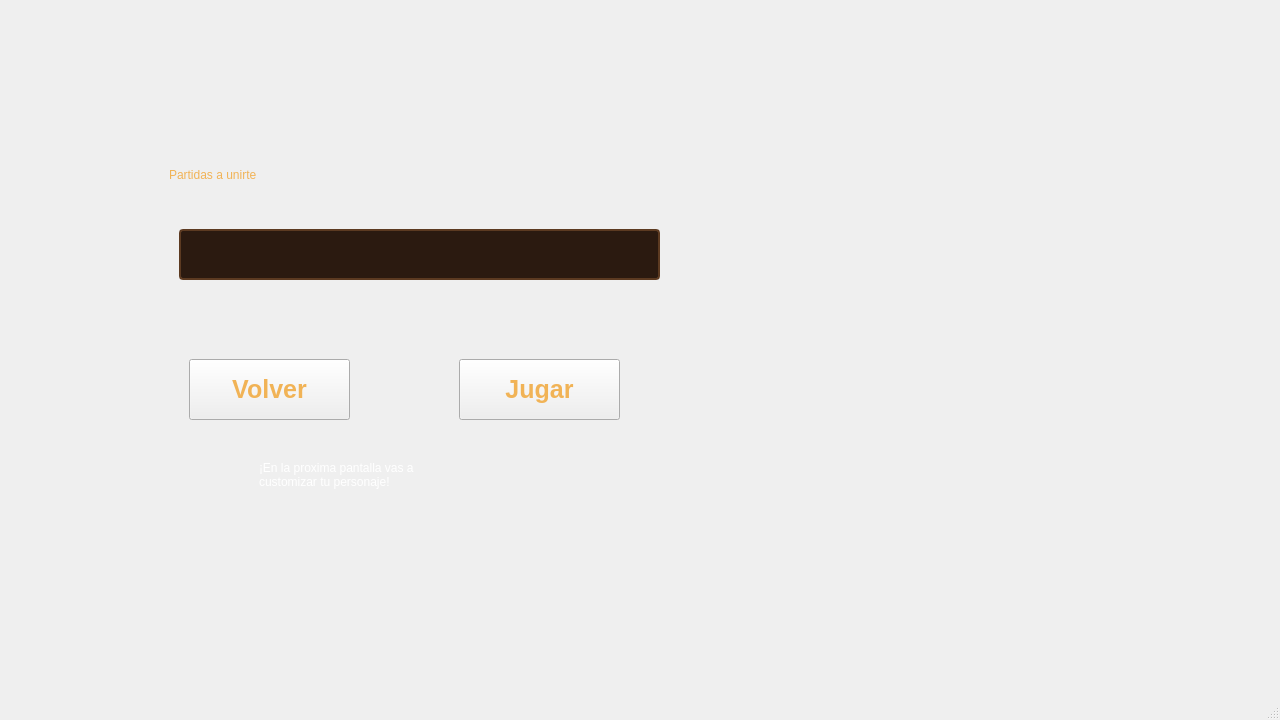
First picture: the form in client/Pantallas/pantalla.ui, repository Nahuelfranco12/TP-TALLER-DE-PROGRAMACION-G9-2C26, before the edit.
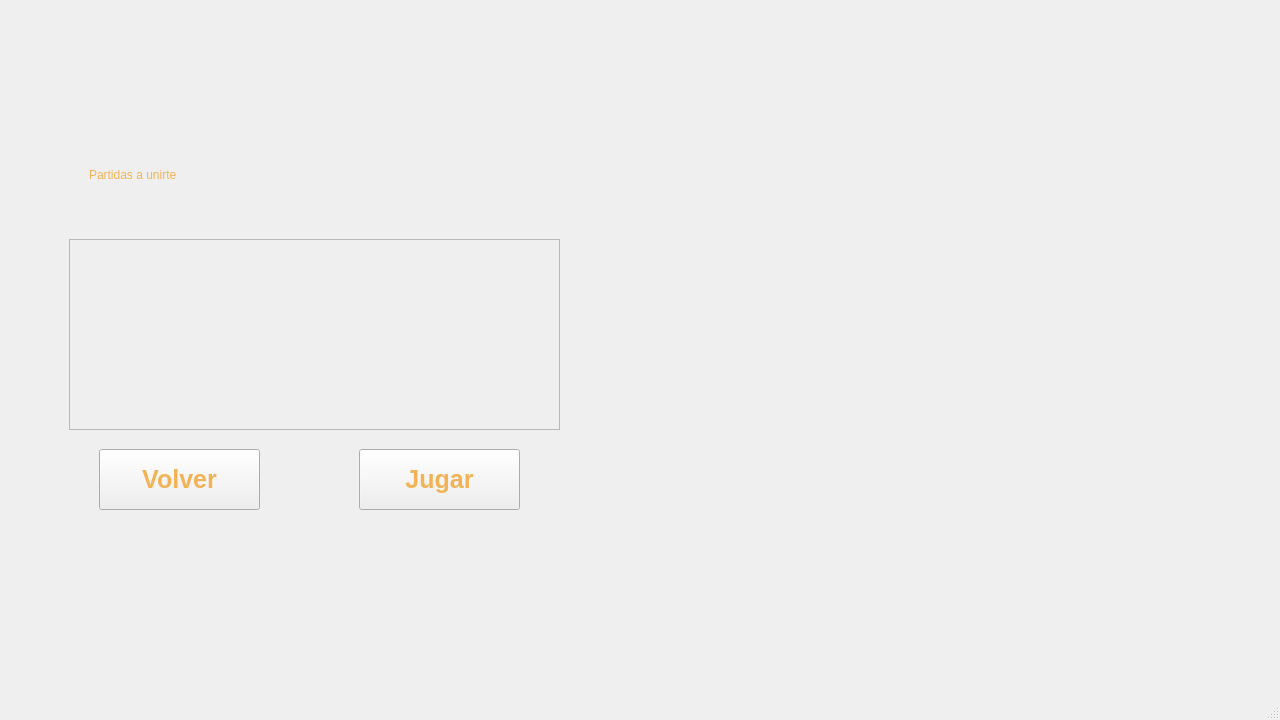
Second picture: the form after the edit. The open tabs and pages were chosen to show the change. Icons and pictures are not drawn.

Commit message: termino pantalla de retomar partida y agrego datos mockeados

The edit to the form file:
```diff
--- a/client/Pantallas/pantalla.ui
+++ b/client/Pantallas/pantalla.ui
@@ -14,8 +14,8 @@
    <string>Pantalla</string>
   </property>
   <widget class="QWidget" name="centralwidget">
-   <layout class="QGridLayout" name="gridLayout">
-    <item row="0" column="0">
+   <layout class="QVBoxLayout" name="verticalLayout">
+    <item>
      <widget class="QStackedWidget" name="stackedWidget">
       <widget class="QWidget" name="pageMenuPrincipal">
        <property name="styleSheet">
@@ -137,7 +137,7 @@
        <widget class="QLabel" name="cartelUP_2">
         <property name="geometry">
          <rect>
-          <x>40</x>
+          <x>-60</x>
           <y>20</y>
           <width>751</width>
           <height>561</height>
@@ -155,7 +155,7 @@
        <widget class="QLabel" name="codigoPartidaUnirse_2">
         <property name="geometry">
          <rect>
-          <x>160</x>
+          <x>80</x>
           <y>110</y>
           <width>531</width>
           <height>111</height>
@@ -169,57 +169,11 @@
          <string>Partidas a unirte</string>
         </property>
        </widget>
-       <widget class="QLineEdit" name="campoCodigoPartida_2">
-        <property name="geometry">
-         <rect>
-          <x>170</x>
-          <y>220</y>
-          <width>481</width>
-          <height>51</height>
-         </rect>
-        </property>
-        <property name="styleSheet">
-         <string notr="true">QLineEdit, QComboBox {
-    background-color: #2b1a10; 
-    color: #f1b356; 
-    border: 2px solid #5c3a21; 
-    border-radius: 4px; 
-    padding: 2px 5px;
-    font-family: &quot;Stardew Valley&quot;;
-    font-size: 20px;
-}
-
-QLineEdit:focus, QComboBox:focus {
-    border: 2px solid #f1b356; 
-}</string>
-        </property>
-        <property name="text">
-         <string/>
-        </property>
-       </widget>
-       <widget class="QLabel" name="textoCustomizarUnirse_2">
-        <property name="geometry">
-         <rect>
-          <x>250</x>
-          <y>430</y>
-          <width>551</width>
-          <height>71</height>
-         </rect>
-        </property>
-        <property name="styleSheet">
-         <string notr="true">font: 20pt &quot;Stardew Valley&quot;;
-color: white; </string>
-        </property>
-        <property name="text">
-         <string>¡En la proxima pantalla vas a 
-customizar tu personaje!</string>
-        </property>
-       </widget>
        <widget class="QPushButton" name="botJugarRP">
         <property name="geometry">
          <rect>
-          <x>450</x>
-          <y>350</y>
+          <x>350</x>
+          <y>440</y>
           <width>161</width>
           <height>61</height>
          </rect>
@@ -244,8 +198,8 @@
        <widget class="QPushButton" name="botVolverRT">
         <property name="geometry">
          <rect>
-          <x>180</x>
-          <y>350</y>
+          <x>90</x>
+          <y>440</y>
           <width>161</width>
           <height>61</height>
          </rect>
@@ -267,6 +221,41 @@
          <string>Volver</string>
         </property>
        </widget>
+       <widget class="QScrollArea" name="scrollAreaPartidas">
+        <property name="geometry">
+         <rect>
+          <x>60</x>
+          <y>230</y>
+          <width>491</width>
+          <height>191</height>
+         </rect>
+        </property>
+        <property name="styleSheet">
+         <string notr="true">QScrollArea {
+    background-color: transparent;
+    border: none;
+}
+QScrollArea &gt; QWidget &gt; QWidget {
+    background-color: transparent;
+}</string>
+        </property>
+        <property name="widgetResizable">
+         <bool>true</bool>
+        </property>
+        <widget class="QWidget" name="scrollAreaWidgetContents">
+         <property name="geometry">
+          <rect>
+           <x>0</x>
+           <y>0</y>
+           <width>491</width>
+           <height>191</height>
+          </rect>
+         </property>
+         <property name="styleSheet">
+          <string notr="true"/>
+         </property>
+        </widget>
+       </widget>
       </widget>
       <widget class="QWidget" name="pageCustomizarPersonaje">
        <property name="styleSheet">
```
Left out of the diff: 8 changed lines with no effect on the pictures. The commit also changes 5 other files.
